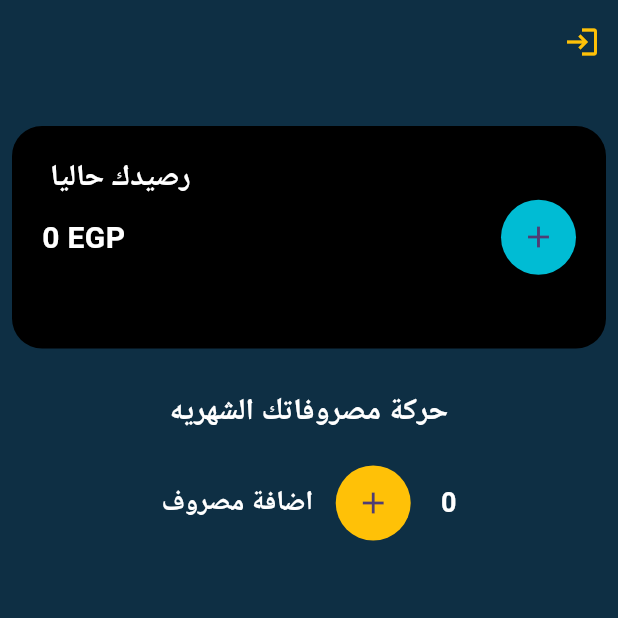
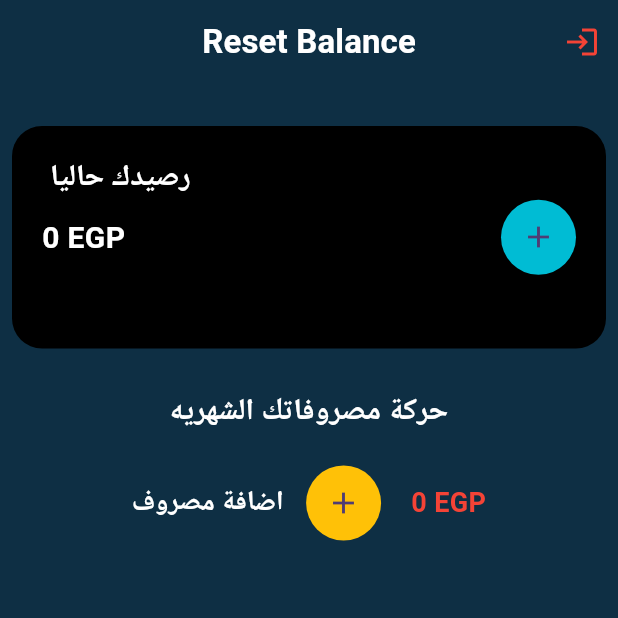
Before and after one commit to mohanadaser/ealanat_baladna, a Flutter app: the screen it shows once a user with an empty profile is signed in, on a phone screen of 412 x 824 dp, the top half of it. Run offline on Flutter 3.47's test engine with Material 3 defaults, Android fonts, the light colour scheme and no system bars; our stand-ins replace animated_text_kit, awesome_dialog, cloud_firestore, connectivity_plus, dash_chat_2, file_picker and 12 more; missing offline and left inert: dart:ffi, flutter_phone_direct_caller, otp_text_field_v2; accounts and stored records are empty; Roboto replaces fonts that are missing (Cairo); project files that could hold a hidden picture were left out.

Commit message:
سشيسي

```diff
--- a/lib/controller/maincontroller.dart
+++ b/lib/controller/maincontroller.dart
@@ -6,7 +6,6 @@ import 'package:firebase_auth/firebase_auth.dart';
 
 import 'package:flutter/material.dart';
 import 'package:get/get.dart';
-
 
 class MainController extends GetxController {
   List<QueryDocumentSnapshot> data = [];
--- a/lib/views/Masrofy/add_transaction.dart
+++ b/lib/views/Masrofy/add_transaction.dart
@@ -8,20 +8,10 @@ import '../../controller/masrofy_controller.dart';
 import '../../widgets/components.dart';
 import '../../widgets/dropdown_button.dart';
 
-class add_transaction extends StatefulWidget {
+class add_transaction extends StatelessWidget {
   const add_transaction({
     super.key,
   });
-
-  @override
-  State<add_transaction> createState() => _add_transactionState();
-}
-
-class _add_transactionState extends State<add_transaction> {
-  @override
-  void initState() {
-    super.initState();
-  }
 
   @override
   Widget build(BuildContext context) {
@@ -69,6 +59,7 @@ class _add_transactionState extends State<add_transaction> {
                                 foregroundColor: Colors.white),
                             onPressed: () {
                               controller.addtransaction();
+
                               Get.back();
                             },
                             child: const Text(
@@ -90,6 +81,7 @@ class _add_transactionState extends State<add_transaction> {
           const SizedBox(
             width: 20.0,
           ),
+          //============================Total Masrof============================
           StreamBuilder<QuerySnapshot>(
               stream: FirebaseFirestore.instance
                   .collection('users')
@@ -99,17 +91,24 @@ class _add_transactionState extends State<add_transaction> {
               builder: (context, AsyncSnapshot snapshot) {
                 int totamasrofat = 0;
                 int sum = 0;
+
                 if (snapshot.hasData) {
                   for (var result in snapshot.data!.docs) {
                     sum = sum + int.parse(result.data()['amount'].toString());
                   }
                   totamasrofat = sum;
+
+                  //     totamasrofat;
                 }
-                return Text(totamasrofat.toString(),
+                return Text(
+                    // ignore: unnecessary_brace_in_string_interps
+                    "$totamasrofat"
+                    " "
+                    "EGP",
                     style: const TextStyle(
                         fontSize: 18,
                         fontWeight: FontWeight.bold,
-                        color: Colors.white));
+                        color: Colors.red));
               }),
         ],
       ),
--- a/lib/views/Masrofy/masrofy_screen.dart
+++ b/lib/views/Masrofy/masrofy_screen.dart
@@ -1,6 +1,7 @@
 // ignore_for_file: collection_methods_unrelated_type
 
 import 'package:cloud_firestore/cloud_firestore.dart';
+import 'package:ealanat_baladna/controller/masrofy_controller.dart';
 import 'package:firebase_auth/firebase_auth.dart';
 import 'package:flutter/material.dart';
 
@@ -18,8 +19,24 @@ class MasrofyScreen extends StatelessWidget {
   @override
   Widget build(BuildContext context) {
     return Scaffold(
+      backgroundColor: HexColor("0e2f44"),
       appBar: AppBar(
         backgroundColor: HexColor("0e2f44"),
+        title: GetBuilder<MasrofyController>(
+          builder: (MasrofyController controller) => TextButton(
+            onPressed: () {
+              controller.resetBalance();
+            },
+            child: const Text(
+              "Reset Balance",
+              style: TextStyle(
+                  fontSize: 22,
+                  fontWeight: FontWeight.bold,
+                  color: Colors.white),
+            ),
+          ),
+        ),
+        centerTitle: true,
         actions: [
           IconButton(
               onPressed: () async {
@@ -28,11 +45,10 @@ class MasrofyScreen extends StatelessWidget {
               },
               icon: const Icon(
                 Icons.login_outlined,
-                color: Colors.amber,
-              ))
+                color: Colors.red,
+              )),
         ],
       ),
-      backgroundColor: HexColor("0e2f44"),
       body: SafeArea(
         child: SingleChildScrollView(
           child: Column(
--- a/lib/widgets/dropdown_button.dart
+++ b/lib/widgets/dropdown_button.dart
@@ -21,7 +21,7 @@ class _MasrofItemState extends State<MasrofItem> {
     "اكل وشرب",
     "استثمار",
     "صيانه واصلاع",
-    "كهربا",
+
     "مدارس ودروس واعياد",
     "مصاريف اخرى"
   ];
```
Also changed, not shown: lib/controller/masrofy_controller.dart (+52 -27 lines).
